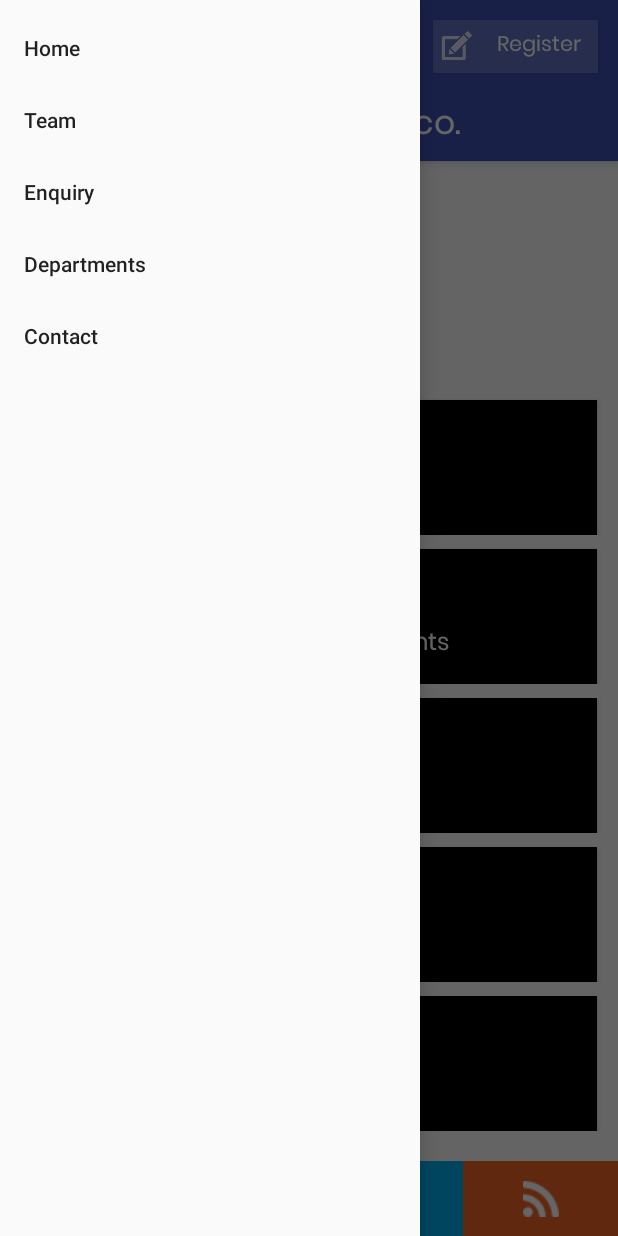
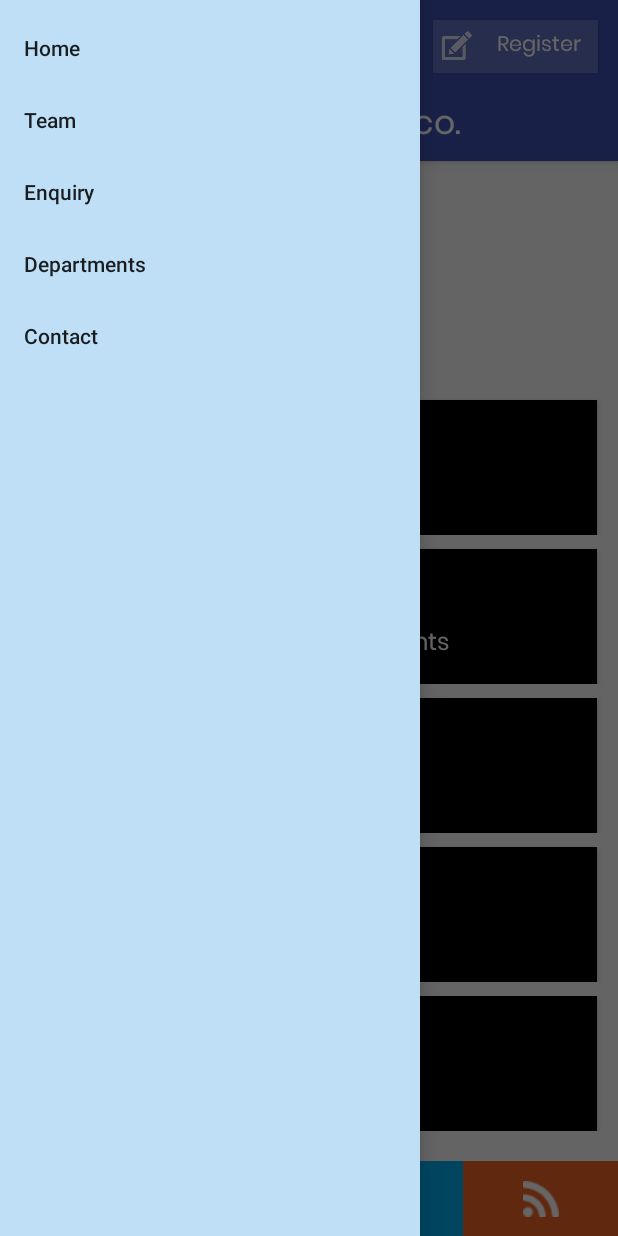
Before and after one commit to Nagarajsk/demoapp, an Android app: the screen it shows after launch (MainActivity), with the side drawer open, on a phone screen of 412 x 824 dp. Run offline under Robolectric (Android 15) with nearby library versions, the phone set to English and light mode, and no system bars; libraries missing offline, so code that uses them is left out: com.synnapps.carouselview; plain views replace CarouselView; 3 statements that could not run were skipped.

Commit message:
Navigation drawer's Background changed

```diff
--- a/DemoApp/app/src/main/res/layout/activity_navigation_drawer.xml
+++ b/DemoApp/app/src/main/res/layout/activity_navigation_drawer.xml
@@ -1,5 +1,4 @@
 <?xml version="1.0" encoding="utf-8"?>
-<!--tools:contecom.example.bitjini.demoapp.MainActivityvity-->
 
 <LinearLayout
     xmlns:android="http://schemas.android.com/apk/res/android"
@@ -29,8 +28,9 @@
         android:layout_height="match_parent"
         android:layout_gravity="start"
         android:fitsSystemWindows="true"
-        app:menu="@menu/activity_navigation_main" />
-
+        android:background="@color/navBackground"
+        app:menu="@menu/activity_navigation_main"
+        />
 
 
 </android.support.v4.widget.DrawerLayout>
--- a/DemoApp/app/src/main/res/menu/activity_navigation_main.xml
+++ b/DemoApp/app/src/main/res/menu/activity_navigation_main.xml
@@ -1,11 +1,11 @@
 <?xml version="1.0" encoding="utf-8"?>
-<menu xmlns:android="http://schemas.android.com/apk/res/android">
+<menu xmlns:android="http://schemas.android.com/apk/res/android"
+    xmlns:app="http://schemas.android.com/apk/res-auto">
 
     <group android:checkableBehavior="single">
         <item
             android:id="@+id/nav_home"
-            android:title="@string/nav_home"
-            />
+            android:title="@string/nav_home"/>
 
         <item
             android:id="@+id/nav_team"
--- a/DemoApp/app/src/main/res/values/colors.xml
+++ b/DemoApp/app/src/main/res/values/colors.xml
@@ -9,4 +9,5 @@
     <color name="twitter">#00ACEE</color>
     <color name="wireless">#F26522</color>
     <color name="skyBlue">#1235e5</color>
+    <color name="navBackground">#BFDFF7</color>
 </resources>
```
